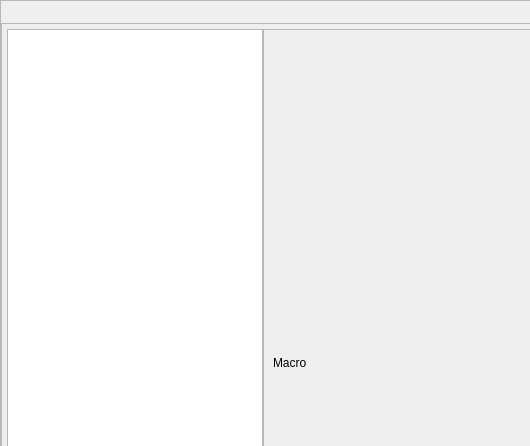
First picture: the form in src/gui/ui/main.ui, repository TheR7angelo/Centre_macro, before the edit; both pictures show x 0 to 530 and y 0 to 446 of the 797 by 725 pixel window.
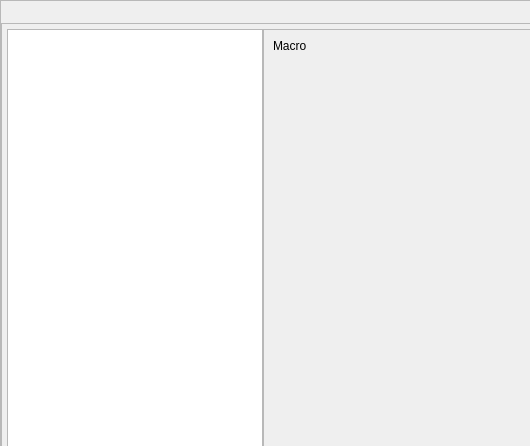
Second picture: the form after the edit. Custom widgets are drawn as their Qt base class.

The edit to the form file:
```diff
--- a/src/gui/ui/main.ui
+++ b/src/gui/ui/main.ui
@@ -233,7 +233,9 @@
                     </widget>
                    </item>
                    <item>
+                    <widget class="QFrame" name="fr_grid_macro">
                     <layout class="QGridLayout" name="gridLayout"/>
+                    </widget>
                    </item>
                   </layout>
                  </widget>
```
Lines whose indentation alone changed are shown as unchanged.
